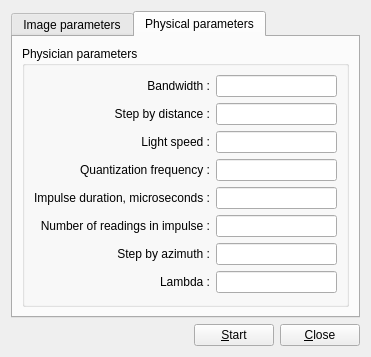
Qt form src/gui/ui/conv_azimuth_widget.ui (YuriyRusinov/radius) before a commit.
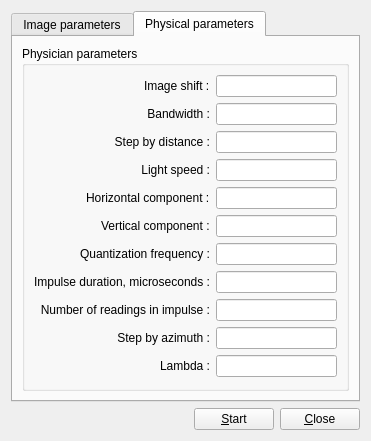
The same form after that commit. The open tabs and pages were chosen to show the change.

Commit message: Parameters widget for azimuth convolution.

```diff
--- a/src/gui/ui/conv_azimuth_widget.ui
+++ b/src/gui/ui/conv_azimuth_widget.ui
@@ -7,7 +7,7 @@
     <x>0</x>
     <y>0</y>
     <width>371</width>
-    <height>356</height>
+    <height>422</height>
    </rect>
   </property>
   <property name="windowTitle">
@@ -147,10 +147,10 @@
           <string>Physician parameters</string>
          </property>
          <layout class="QGridLayout" name="gridLayout_4">
-          <item row="1" column="1">
+          <item row="2" column="1">
            <widget class="QLineEdit" name="lEDistanceStep"/>
           </item>
-          <item row="6" column="0">
+          <item row="9" column="0">
            <widget class="QLabel" name="lAzimuthStep">
             <property name="text">
              <string>&lt;html&gt;&lt;head/&gt;&lt;body&gt;&lt;p&gt;Step by azimuth :&lt;/p&gt;&lt;/body&gt;&lt;/html&gt;</string>
@@ -160,10 +160,10 @@
             </property>
            </widget>
           </item>
-          <item row="6" column="1">
+          <item row="9" column="1">
            <widget class="QLineEdit" name="lEAzimuthStep"/>
           </item>
-          <item row="0" column="0">
+          <item row="1" column="0">
            <widget class="QLabel" name="lBandWidth">
             <property name="text">
              <string>&lt;html&gt;&lt;head/&gt;&lt;body&gt;&lt;p&gt;Bandwidth :&lt;/p&gt;&lt;/body&gt;&lt;/html&gt;</string>
@@ -173,10 +173,10 @@
             </property>
            </widget>
           </item>
-          <item row="0" column="1">
+          <item row="1" column="1">
            <widget class="QLineEdit" name="lEBandwidth"/>
           </item>
-          <item row="1" column="0">
+          <item row="2" column="0">
            <widget class="QLabel" name="lDistanceStep">
             <property name="text">
              <string>&lt;html&gt;&lt;head/&gt;&lt;body&gt;&lt;p&gt;Step by distance :&lt;/p&gt;&lt;/body&gt;&lt;/html&gt;</string>
@@ -186,7 +186,7 @@
             </property>
            </widget>
           </item>
-          <item row="2" column="0">
+          <item row="3" column="0">
            <widget class="QLabel" name="lLightSpeed">
             <property name="text">
              <string>&lt;html&gt;&lt;head/&gt;&lt;body&gt;&lt;p&gt;Light speed :&lt;/p&gt;&lt;/body&gt;&lt;/html&gt;</string>
@@ -196,17 +196,17 @@
             </property>
            </widget>
           </item>
-          <item row="2" column="1">
-           <widget class="QLineEdit" name="lELightSpeed"/>
-          </item>
           <item row="3" column="1">
+           <widget class="QLineEdit" name="lELightSpeed"/>
+          </item>
+          <item row="6" column="1">
            <widget class="QLineEdit" name="lEQuantizationFrequency">
             <property name="readOnly">
              <bool>true</bool>
             </property>
            </widget>
           </item>
-          <item row="3" column="0">
+          <item row="6" column="0">
            <widget class="QLabel" name="lQuantFrequency">
             <property name="text">
              <string>&lt;html&gt;&lt;head/&gt;&lt;body&gt;&lt;p&gt;Quantization frequency :&lt;/p&gt;&lt;/body&gt;&lt;/html&gt;</string>
@@ -216,7 +216,7 @@
             </property>
            </widget>
           </item>
-          <item row="4" column="0">
+          <item row="7" column="0">
            <widget class="QLabel" name="lImpulseDuration">
             <property name="text">
              <string>&lt;html&gt;&lt;head/&gt;&lt;body&gt;&lt;p&gt;Impulse duration, microseconds :&lt;/p&gt;&lt;/body&gt;&lt;/html&gt;</string>
@@ -226,10 +226,10 @@
             </property>
            </widget>
           </item>
-          <item row="4" column="1">
+          <item row="7" column="1">
            <widget class="QLineEdit" name="lEImpulseDuration"/>
           </item>
-          <item row="5" column="0">
+          <item row="8" column="0">
            <widget class="QLabel" name="lNumberofReadingsInImpulse">
             <property name="text">
              <string>Number of readings in impulse :</string>
@@ -239,14 +239,14 @@
             </property>
            </widget>
           </item>
-          <item row="5" column="1">
+          <item row="8" column="1">
            <widget class="QLineEdit" name="lENumberOfReadingsInImpulse">
             <property name="readOnly">
              <bool>true</bool>
             </property>
            </widget>
           </item>
-          <item row="7" column="0">
+          <item row="10" column="0">
            <widget class="QLabel" name="lAlamb">
             <property name="text">
              <string>&lt;html&gt;&lt;head/&gt;&lt;body&gt;&lt;p&gt;Lambda :&lt;/p&gt;&lt;/body&gt;&lt;/html&gt;</string>
@@ -256,9 +256,39 @@
             </property>
            </widget>
           </item>
-          <item row="7" column="1">
+          <item row="10" column="1">
            <widget class="QLineEdit" name="lEAlamb"/>
           </item>
+          <item row="4" column="0" alignment="Qt::AlignRight">
+           <widget class="QLabel" name="lHorizontalComponent">
+            <property name="text">
+             <string>&lt;html&gt;&lt;head/&gt;&lt;body&gt;&lt;p&gt;Horizontal component :&lt;/p&gt;&lt;/body&gt;&lt;/html&gt;</string>
+            </property>
+           </widget>
+          </item>
+          <item row="4" column="1">
+           <widget class="QLineEdit" name="lEHorizontalComponent"/>
+          </item>
+          <item row="0" column="1">
+           <widget class="QLineEdit" name="lEShift"/>
+          </item>
+          <item row="0" column="0" alignment="Qt::AlignRight">
+           <widget class="QLabel" name="lNShift">
+            <property name="text">
+             <string>&lt;html&gt;&lt;head/&gt;&lt;body&gt;&lt;p&gt;Image shift :&lt;/p&gt;&lt;/body&gt;&lt;/html&gt;</string>
+            </property>
+           </widget>
+          </item>
+          <item row="5" column="0" alignment="Qt::AlignRight">
+           <widget class="QLabel" name="lVerticalComonent">
+            <property name="text">
+             <string>&lt;html&gt;&lt;head/&gt;&lt;body&gt;&lt;p&gt;Vertical component :&lt;/p&gt;&lt;/body&gt;&lt;/html&gt;</string>
+            </property>
+           </widget>
+          </item>
+          <item row="5" column="1">
+           <widget class="QLineEdit" name="lEVerticalComponent"/>
+          </item>
          </layout>
         </widget>
        </item>
```
Left out of the diff: 6 changed lines with no effect on the pictures. The commit also changes 11 other files.
